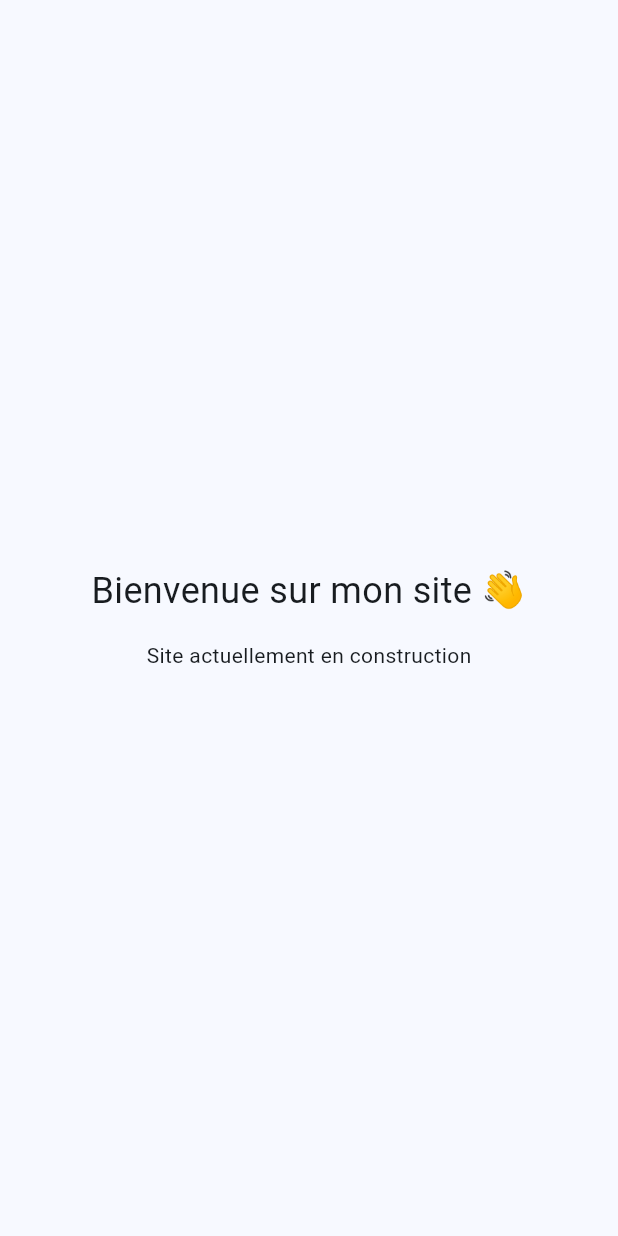
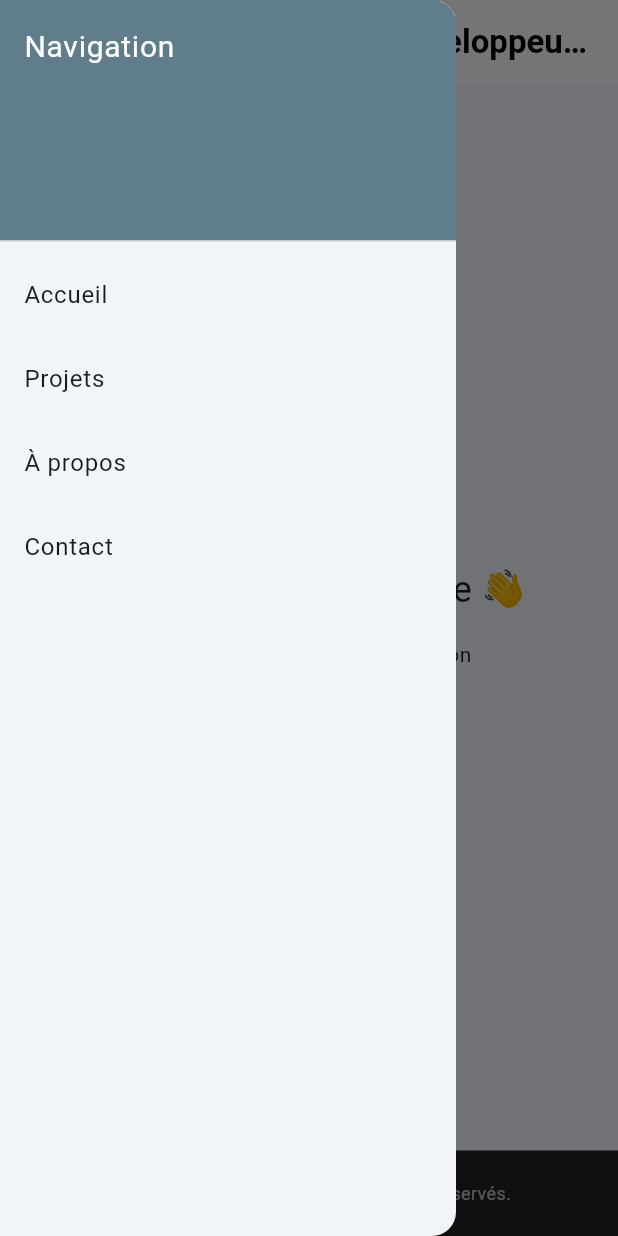
Before and after one commit to FabDu38/fabienbl-dev, a Flutter app: the screen it shows after launch, with the side drawer open (before the commit the screen has no drawer), on a phone screen of 412 x 824 dp. Run offline on Flutter 3.47's test engine with Material 3 defaults, Android fonts, the light colour scheme and no system bars; our stand-ins replace go_router.

Commit message:
feat: navigation + layout global

```diff
--- a/lib/app/router.dart
+++ /dev/null
@@ -1,21 +0,0 @@
-import 'package:flutter/material.dart';
-import 'package:go_router/go_router.dart';
-
-import '../features/home/presentation/home_page.dart';
-
-/// appRouter
-/// - Centralise la navigation.
-/// - Déclare les routes de l'app.
-final GoRouter appRouter = GoRouter(
-  routes: <RouteBase>[
-    GoRoute(
-      path: '/',
-      name: 'home',
-      pageBuilder: (BuildContext context, GoRouterState state) {
-        return const NoTransitionPage(
-          child: HomePage(),
-        );
-      },
-    ),
-  ],
-);
--- /dev/null
+++ b/lib/core/presentation/app_shell.dart
@@ -0,0 +1,122 @@
+import 'package:flutter/material.dart';
+import 'package:go_router/go_router.dart';
+
+class AppShell extends StatelessWidget {
+  final Widget child;
+
+  const AppShell({super.key, required this.child});
+
+  @override
+  Widget build(BuildContext context) {
+    final isWide = MediaQuery.of(context).size.width > 900;
+
+    return Scaffold(
+      // HEADER
+      appBar: AppBar(
+        elevation: 0,
+        backgroundColor: Colors.white,
+        foregroundColor: Colors.black,
+        title: const Text(
+          'Fabien Blasquez – Développeur Web',
+          style: TextStyle(fontWeight: FontWeight.w600),
+        ),
+        centerTitle: false,
+
+        // Nav desktop
+        actions: isWide
+            ? [
+                const NavButton(label: 'Accueil', route: '/'),
+                const NavButton(label: 'Projets', route: '/projets'),
+                const NavButton(label: 'À propos', route: '/a-propos'),
+                const NavButton(label: 'Contact', route: '/contact'),
+              ]
+            : null,
+      ),
+
+      // Drawer mobile
+      drawer: isWide
+          ? null
+          : Drawer(
+              child: ListView(
+                padding: EdgeInsets.zero,
+                children: const [
+                  DrawerHeader(
+                    decoration: BoxDecoration(color: Colors.blueGrey),
+                    child: Text(
+                      'Navigation',
+                      style: TextStyle(color: Colors.white, fontSize: 20),
+                    ),
+                  ),
+                  DrawerItem(label: 'Accueil', route: '/'),
+                  DrawerItem(label: 'Projets', route: '/projets'),
+                  DrawerItem(label: 'À propos', route: '/a-propos'),
+                  DrawerItem(label: 'Contact', route: '/contact'),
+                ],
+              ),
+            ),
+
+      // CONTENU + FOOTER
+      body: Column(
+        children: [
+          Expanded(
+            child: Center(
+              child: ConstrainedBox(
+                constraints: const BoxConstraints(maxWidth: 900),
+                child: Padding(
+                  padding: const EdgeInsets.all(16.0),
+                  child: child,
+                ),
+              ),
+            ),
+          ),
+          Container(
+            width: double.infinity,
+            padding: const EdgeInsets.symmetric(vertical: 20),
+            color: Colors.black87,
+            child: const Center(
+              child: Text(
+                '© 2025 – Fabien Blasquez. Tous droits réservés.',
+                style: TextStyle(color: Colors.white70, fontSize: 12),
+              ),
+            ),
+          ),
+        ],
+      ),
+    );
+  }
+}
+
+class NavButton extends StatelessWidget {
+  final String label;
+  final String route;
+
+  const NavButton({super.key, required this.label, required this.route});
+
+  @override
+  Widget build(BuildContext context) {
+    return TextButton(
+      onPressed: () {
+        context.go(route);
+      },
+      child: Text(label),
+    );
+  }
+}
+
+class DrawerItem extends StatelessWidget {
+  final String label;
+  final String route;
+
+  const DrawerItem({super.key, required this.label, required this.route});
+
+  @override
+  Widget build(BuildContext context) {
+    return ListTile(
+      title: Text(label),
+      onTap: () {
+        Navigator.of(context).pop(); // fermer le drawer
+        context.go(route);
+      },
+    );
+  }
+}
--- /dev/null
+++ b/lib/core/router.dart
@@ -0,0 +1,51 @@
+import 'package:go_router/go_router.dart';
+
+import 'presentation/app_shell.dart';
+
+import '../features/home/presentation/home_page.dart';
+import '../features/projects/presentation/projects_page.dart';
+import '../features/about/presentation/about_page.dart';
+import '../features/contact/presentation/contact_page.dart';
+import '../features/legal/presentation/mentions_legales_page.dart';
+import '../features/legal/presentation/cgu_page.dart';
+
+final GoRouter appRouter = GoRouter(
+  routes: [
+    ShellRoute(
+      // AppShell = layout global (header, footer, etc.)
+      builder: (context, state, child) => AppShell(child: child),
+      routes: [
+        GoRoute(
+          path: '/',
+          name: 'home',
+          builder: (context, state) => const HomePage(),
+        ),
+        GoRoute(
+          path: '/projets',
+          name: 'projects',
+          builder: (context, state) => const ProjectsPage(),
+        ),
+        GoRoute(
+          path: '/a-propos',
+          name: 'about',
+          builder: (context, state) => const AboutPage(),
+        ),
+        GoRoute(
+          path: '/contact',
+          name: 'contact',
+          builder: (context, state) => const ContactPage(),
+        ),
+        GoRoute(
+          path: '/mentions-legales',
+          name: 'mentions',
+          builder: (context, state) => const MentionsLegalesPage(),
+        ),
+        GoRoute(
+          path: '/cgu',
+          name: 'cgu',
+          builder: (context, state) => const CguPage(),
+        ),
+      ],
+    ),
+  ],
+);
--- a/lib/main.dart
+++ b/lib/main.dart
@@ -1,8 +1,10 @@
 import 'package:flutter/material.dart';
 import 'theme/app_theme.dart';
-import 'app/router.dart';
+import 'core/router.dart';
+import 'package:flutter_web_plugins/url_strategy.dart';
 
 void main() {
+  usePathUrlStrategy();
   runApp(const MyApp());
 }
 
--- a/pubspec.yaml
+++ b/pubspec.yaml
@@ -9,8 +9,9 @@ environment:
 dependencies:
   flutter:
     sdk: flutter
-  go_router:
-
+  go_router: ^14.2.0
+  flutter_web_plugins:
+    sdk: flutter
 dev_dependencies:
   flutter_test:
     sdk: flutter
```
Also changed, not shown: lib/features/about/presentation/about_page.dart (added, +12 -0 lines), lib/features/contact/presentation/contact_page.dart (added, +12 -0 lines), lib/features/legal/presentation/cgu_page.dart (added, +12 -0 lines), lib/features/legal/presentation/mentions_legales_page.dart (added, +12 -0 lines), lib/features/projects/presentation/projects_page.dart (added, +12 -0 lines).
